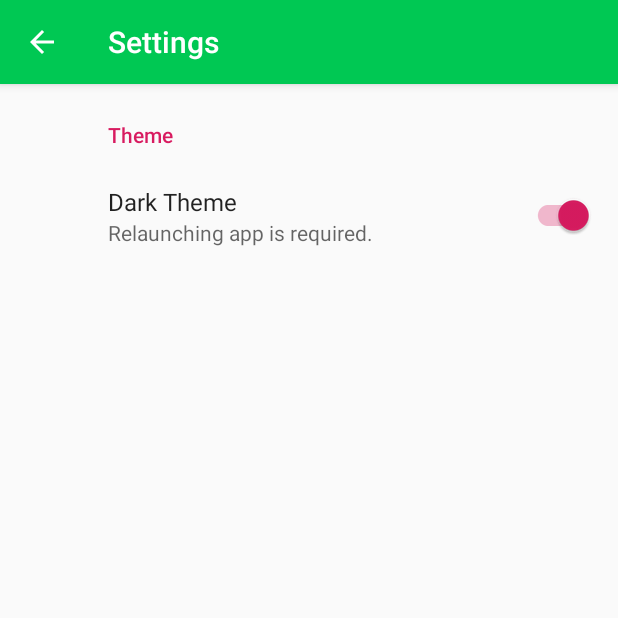
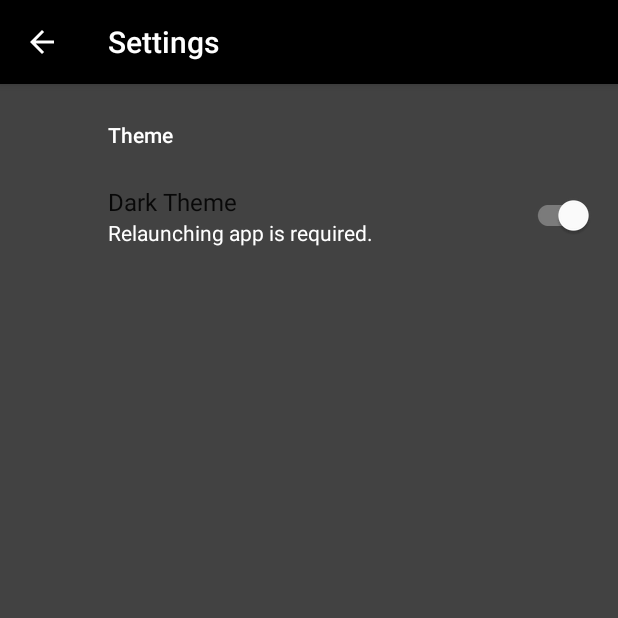
Before and after one commit to ioliteis/projectoffline_todo, an Android app: the SettingsActivity screen opened directly, with no data from a screen before it, on a phone screen of 412 x 824 dp, the top half of it. Run offline under Robolectric (Android 15) with nearby library versions, the phone set to English and light mode, and no system bars; our stand-ins replace androidx.preference.

Commit message:
New dark theme.

```diff
--- a/app/build.gradle
+++ b/app/build.gradle
@@ -6,8 +6,8 @@ android {
         applicationId "jp.projectoffline.todo"
         minSdkVersion 22
         targetSdkVersion 29
-        versionCode 302
-        versionName "0.3.2"
+        versionCode 400
+        versionName "0.4"
         testInstrumentationRunner "androidx.test.runner.AndroidJUnitRunner"
     }
     buildTypes {
@@ -20,7 +20,7 @@ android {
 
 dependencies {
     implementation fileTree(dir: 'libs', include: ['*.jar'])
-    implementation 'androidx.appcompat:appcompat:1.0.2'
+    implementation 'androidx.appcompat:appcompat:1.1.0'
     implementation 'androidx.constraintlayout:constraintlayout:1.1.3'
     implementation 'androidx.preference:preference:1.1.0'
     implementation 'com.google.android.material:material:1.0.0'
--- a/app/src/main/AndroidManifest.xml
+++ b/app/src/main/AndroidManifest.xml
@@ -10,7 +10,7 @@
         android:supportsRtl="true"
         android:theme="@style/AppTheme">
         <activity android:name=".LicensesActivity"
-            android:theme="@style/AppTheme.MaterialAboutActivity"></activity>
+            android:theme="@style/AppTheme.MaterialAboutActivity" />
         <activity
             android:name=".SettingsActivity"
             android:label="@string/action_settings"
--- a/app/src/main/java/jp/projectoffline/todo/AboutActivity.java
+++ b/app/src/main/java/jp/projectoffline/todo/AboutActivity.java
@@ -26,11 +26,12 @@ public class AboutActivity extends MaterialAboutActivity {
 
     @Override
     protected void onCreate(Bundle savedInstanceState) {
-        super.onCreate(savedInstanceState);
         //Dark theme
         if (PreferenceManager.getDefaultSharedPreferences(this).getBoolean("dark_theme", true)){
-            setTheme(R.style.Theme_Mal_Dark);
+            setTheme(R.style.AppTheme_MaterialAboutActivity_Dark);
+            colorIcon = R.color.white;
         }
+        super.onCreate(savedInstanceState);
     }
 
     @Override
--- a/app/src/main/java/jp/projectoffline/todo/SettingsActivity.java
+++ b/app/src/main/java/jp/projectoffline/todo/SettingsActivity.java
@@ -4,11 +4,15 @@ import android.os.Bundle;
 
 import androidx.appcompat.app.AppCompatActivity;
 import androidx.appcompat.widget.Toolbar;
+import androidx.preference.PreferenceManager;
 
 public class SettingsActivity extends AppCompatActivity {
 
     @Override
     protected void onCreate(Bundle savedInstanceState) {
+        if (PreferenceManager.getDefaultSharedPreferences(this).getBoolean("dark_theme", true)){
+            setTheme(R.style.AppTheme_Pref);
+        }
         super.onCreate(savedInstanceState);
         setContentView(R.layout.activity_settings);
         Toolbar toolbar = findViewById(R.id.toolbar);
--- a/app/src/main/res/layout/activity_settings.xml
+++ b/app/src/main/res/layout/activity_settings.xml
@@ -5,6 +5,7 @@
     android:layout_width="match_parent"
     android:layout_height="match_parent"
     tools:context=".SettingsActivity"
+    android:background="?attr/dark_theme1"
     android:orientation="vertical">
 
     <com.google.android.material.appbar.AppBarLayout
--- a/app/src/main/res/values/colors.xml
+++ b/app/src/main/res/values/colors.xml
@@ -3,8 +3,8 @@
     <color name="colorPrimary">#00C853</color>
     <color name="colorPrimaryDark">#43A047</color>
     <color name="colorAccent">#D81B60</color>
-    <color name="black">#424242</color>
+    <color name="black">#000000</color>
+    <color name="grey">#424242</color>
     <color name="white">#FFFFFF</color>
     <color name="textColor">#757575</color>
-    <color name="listColor">#43A047</color>
 </resources>
--- a/app/src/main/res/values/strings.xml
+++ b/app/src/main/res/values/strings.xml
@@ -19,7 +19,7 @@
     <string name="dialog_neutral">Cancel</string>
     <string name="dialog_positive2">delete</string>
 
-    <string name="version">0.3.2</string>
+    <string name="version">0.4</string>
     <string name="input">Add To Do</string>
     <string name="confirm">Do you want to delete it?</string>
 
--- a/app/src/main/res/values/styles.xml
+++ b/app/src/main/res/values/styles.xml
@@ -1,4 +1,4 @@
-<resources>
+<resources xmlns:tools="http://schemas.android.com/tools">
 
     <!-- Base application theme. -->
     <style name="AppTheme" parent="Theme.AppCompat.Light.DarkActionBar">
@@ -19,9 +19,12 @@
     <style name="AppTheme.PopupOverlay" parent="ThemeOverlay.AppCompat.Light" />
 
     <style name="AppTheme.Dark">
+        <item name="colorPrimary">@color/black</item>
+        <item name="colorPrimaryDark">@color/black</item>
+        <item name="colorAccent">@color/textColor</item>
         <item name="windowActionBar">false</item>
         <item name="windowNoTitle">true</item>
-        <item name="dark_theme1">@color/listColor</item>
+        <item name="dark_theme1">@color/grey</item>
     </style>
 
     <style name="AppTheme.MaterialAboutActivity" parent="Theme.Mal.Light.DarkActionBar">
@@ -30,4 +33,16 @@
         <item name="colorAccent">@color/colorAccent</item>
     </style>
 
+    <style name="AppTheme.MaterialAboutActivity.Dark" parent="Theme.Mal.Dark">
+        <item name="colorPrimary">@color/black</item>
+        <item name="colorPrimaryDark">@color/black</item>
+        <item name="colorAccent">@color/colorAccent</item>
+    </style>
+
+    <style name="AppTheme.Pref" parent="AppTheme.Dark">
+        <item name="colorAccent">@color/white</item>
+        <item name="android:textColor">@color/white</item>
+        <item name="android:textColorSecondary">@color/white</item>
+    </style>
+
 </resources>
--- a/build.gradle
+++ b/build.gradle
@@ -7,7 +7,7 @@ buildscript {
 
     }
     dependencies {
-        classpath 'com.android.tools.build:gradle:3.4.2'
+        classpath 'com.android.tools.build:gradle:3.5.2'
 
         // NOTE: Do not place your application dependencies here; they belong
         // in the individual module build.gradle files
```
Also changed, not shown: app/src/main/java/jp/projectoffline/todo/AlertDialogFragment.java (added, +53 -0 lines), app/src/main/java/jp/projectoffline/todo/DeleteDialogFragment.java (added, +35 -0 lines), app/src/main/java/jp/projectoffline/todo/LicensesActivity.java (+4 -3 lines), app/src/main/java/jp/projectoffline/todo/MainActivity.java (+20 -75 lines), app/src/main/res/layout/text_color.xml (added, +12 -0 lines), gradle/wrapper/gradle-wrapper.properties, 3 other files.
